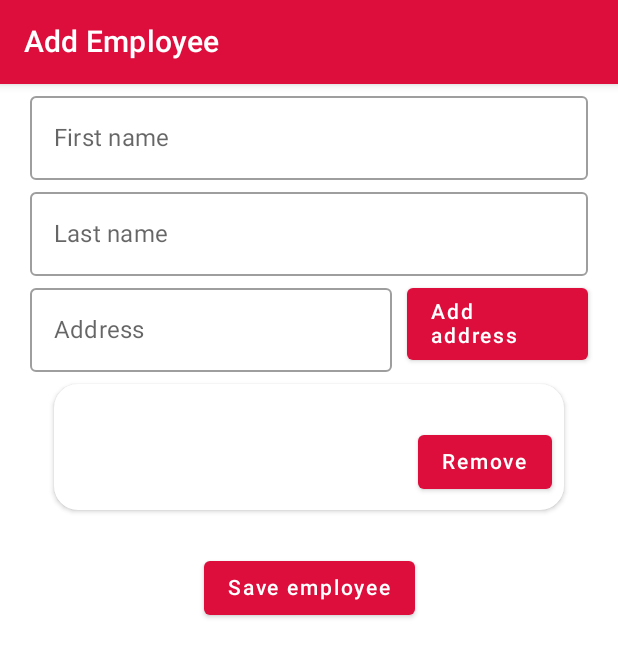
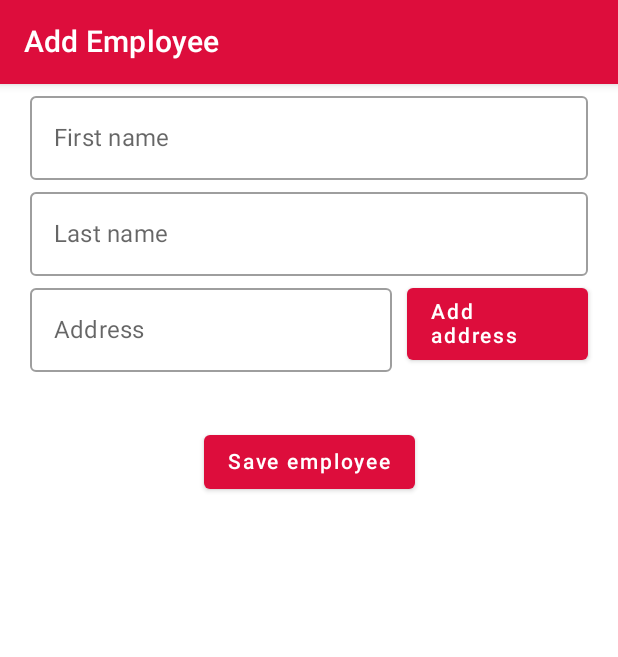
Before and after one commit to k0siara/AndroidMVIExample, an Android app built with Jetpack Compose: the screen it shows after launch (MainActivity), after a tap on "Remove", on a phone screen of 412 x 824 dp. Shown: the top 657 px of the screen. Run offline under Robolectric (Android 15) with nearby library versions, the phone set to English and light mode, and no system bars; our stand-ins replace Room's generated code, Timber, accompanist, paging; 2 statements that could not run were skipped; 1 other tap on this screen came first.

Commit message:
Refactors add employee screen, adds state handling inside composables, adds eventHandler to composables

```diff
--- a/app/src/main/java/com/patrykkosieradzki/androidmviexample/ui/App.kt
+++ b/app/src/main/java/com/patrykkosieradzki/androidmviexample/ui/App.kt
@@ -6,24 +6,17 @@ import androidx.compose.material.TopAppBar
 import androidx.compose.material.rememberScaffoldState
 import androidx.compose.runtime.Composable
 import androidx.compose.runtime.getValue
-import androidx.compose.runtime.remember
 import androidx.compose.ui.tooling.preview.Preview
 import androidx.navigation.compose.currentBackStackEntryAsState
 import androidx.navigation.compose.rememberNavController
 import com.google.accompanist.insets.ProvideWindowInsets
-import com.patrykkosieradzki.androidmviexample.ui.navigation.CustomNavControllerImpl
 import com.patrykkosieradzki.androidmviexample.ui.theme.AppTheme
 
-@Preview
 @Composable
 fun App() {
     AppTheme {
         ProvideWindowInsets {
             val navController = rememberNavController()
-            val customNavController = remember {
-                CustomNavControllerImpl(navController)
-            }
-
             val scaffoldState = rememberScaffoldState()
             val navBackStackEntry by navController.currentBackStackEntryAsState()
             val currentRoute =
--- a/app/src/main/java/com/patrykkosieradzki/androidmviexample/ui/AppDrawer.kt
+++ b/app/src/main/java/com/patrykkosieradzki/androidmviexample/ui/AppDrawer.kt
@@ -8,10 +8,8 @@ import androidx.compose.material.Text
 import androidx.compose.material.TextButton
 import androidx.compose.runtime.Composable
 import androidx.compose.ui.Modifier
-import androidx.compose.ui.tooling.preview.Preview
 import androidx.compose.ui.unit.dp
 
-@Preview
 @Composable
 fun AppDrawer(
     currentRoute: String = "",
--- a/app/src/main/java/com/patrykkosieradzki/androidmviexample/ui/add/AddEmployeeComposeViewModel.kt
+++ b/app/src/main/java/com/patrykkosieradzki/androidmviexample/ui/add/AddEmployeeComposeViewModel.kt
@@ -2,7 +2,9 @@ package com.patrykkosieradzki.androidmviexample.ui.add
 
 import com.patrykkosieradzki.androidmviexample.domain.model.Address
 import com.patrykkosieradzki.androidmviexample.domain.repositories.EmployeeRepository
+import com.patrykkosieradzki.androidmviexample.ui.add.AddEmployeeContract.Event.*
 import com.patrykkosieradzki.androidmviexample.utils.BaseComposeViewModel
+import kotlinx.coroutines.delay
 
 class AddEmployeeComposeViewModel(
     private val employeeRepository: EmployeeRepository
@@ -11,35 +13,53 @@ class AddEmployeeComposeViewModel(
         initialState = AddEmployeeContract.State.Loading()
     ) {
 
-    override fun initialize() {
-        super.initialize()
+    init {
         loadGenders()
     }
 
     override fun handleEvent(event: AddEmployeeContract.Event) {
         when (event) {
-            is AddEmployeeContract.Event.AddAddressEvent -> {
+            is UpdateFormEvent -> handleUpdateFormEvent(event)
+            is AddAddressEvent -> handleAddAddressEvent(event)
+            is RemoveAddressEvent -> handleRemoveAddressEvent(event)
+            is SaveEmployeeEvent -> handleSaveEmployeeEvent(event)
+        }
+    }
+
+    private fun handleUpdateFormEvent(event: UpdateFormEvent) {
+        updateForm(
+            firstName = event.firstName,
+            lastName = event.lastName,
+            address = event.address
+        )
+    }
+
+    private fun handleAddAddressEvent(event: AddAddressEvent) {
         updateForm(
             address = "",
             addresses = currentState.addresses.plus(Address(currentState.address))
         )
     }
-            is AddEmployeeContract.Event.RemoveAddressEvent -> {
+
+    private fun handleRemoveAddressEvent(event: RemoveAddressEvent) {
         val addresses = currentState.addresses.toMutableList()
         addresses.remove(event.address)
         updateForm(addresses = addresses)
     }
-        }
+
+    private fun handleSaveEmployeeEvent(event: SaveEmployeeEvent) {
+
     }
 
     private fun loadGenders() {
         safeLaunch {
+            delay(3000)
             val genders = employeeRepository.getGenders()
             updateUiState { AddEmployeeContract.State.Initial(genders) }
         }
     }
 
-    fun updateForm(
+    private fun updateForm(
         firstName: String? = null,
         lastName: String? = null,
         address: String? = null,
--- a/app/src/main/java/com/patrykkosieradzki/androidmviexample/ui/add/AddEmployeeContract.kt
+++ b/app/src/main/java/com/patrykkosieradzki/androidmviexample/ui/add/AddEmployeeContract.kt
@@ -10,6 +10,12 @@ class AddEmployeeContract {
     sealed class Event : UiEvent {
         object AddAddressEvent : Event()
         class RemoveAddressEvent(val address: Address) : Event()
+        class UpdateFormEvent(
+            val firstName: String? = null,
+            val lastName: String? = null,
+            val address: String? = null,
+        ) : Event()
+        object SaveEmployeeEvent : Event()
     }
 
     abstract class FormState(
--- a/app/src/main/java/com/patrykkosieradzki/androidmviexample/ui/add/AddEmployeeScreen.kt
+++ b/app/src/main/java/com/patrykkosieradzki/androidmviexample/ui/add/AddEmployeeScreen.kt
@@ -1,17 +1,11 @@
 package com.patrykkosieradzki.androidmviexample.ui.add
 
-import androidx.compose.foundation.layout.*
-import androidx.compose.foundation.lazy.LazyColumn
-import androidx.compose.foundation.lazy.items
-import androidx.compose.foundation.shape.CornerSize
-import androidx.compose.foundation.shape.RoundedCornerShape
-import androidx.compose.material.*
+import androidx.compose.material.Scaffold
 import androidx.compose.runtime.Composable
-import androidx.compose.ui.Alignment
-import androidx.compose.ui.Modifier
-import androidx.compose.ui.graphics.Color
 import androidx.compose.ui.tooling.preview.Preview
-import androidx.compose.ui.unit.dp
+import com.patrykkosieradzki.androidmviexample.ui.add.AddEmployeeContract.State.*
+import com.patrykkosieradzki.androidmviexample.ui.add.components.AddEmployeeScreenBody
+import com.patrykkosieradzki.androidmviexample.ui.composables.CenteredCircularProgressIndicator
 import com.patrykkosieradzki.androidmviexample.utils.BaseComposeScreen
 import org.koin.androidx.compose.getViewModel
 
@@ -20,99 +14,19 @@ import org.koin.androidx.compose.getViewModel
 fun AddEmployeeScreen(
     viewModel: AddEmployeeComposeViewModel = getViewModel()
 ) {
-    BaseComposeScreen(viewModel) { state ->
+    BaseComposeScreen(viewModel) { state, eventHandler ->
         Scaffold {
-            Box(modifier = Modifier.fillMaxSize()) {
-                Column(
-                    modifier = Modifier
-                        .fillMaxSize()
-                        .padding(horizontal = 20.dp),
-                    horizontalAlignment = Alignment.CenterHorizontally,
-                ) {
-                    OutlinedTextField(
-                        label = "First name",
-                        value = state.firstName,
-                        onChange = { viewModel.updateForm(firstName = it) }
+            when (state) {
+                is Initial, is FormUpdated -> {
+                    AddEmployeeScreenBody(
+                        state = state,
+                        eventHandler = eventHandler
                     )
-                    OutlinedTextField(
-                        label = "Last name",
-                        value = state.lastName,
-                        onChange = { viewModel.updateForm(lastName = it) }
-                    )
-                    Row(
-                        horizontalArrangement = Arrangement.SpaceBetween,
-                        verticalAlignment = Alignment.CenterVertically,
-                    ) {
-                        Box(
-                            Modifier.weight(2f)
-                        ) {
-                            OutlinedTextField(
-                                label = "Address",
-                                value = state.address,
-                                onChange = { viewModel.updateForm(address = it) }
-                            )
-                        }
-                        Spacer(Modifier.size(10.dp))
-                        Box(
-                            Modifier.weight(1f)
-                        ) {
-                            Button(
-                                onClick = { viewModel.handleEvent(AddEmployeeContract.Event.AddAddressEvent) },
-                            ) {
-                                Text(text = "Add address")
-                            }
-                        }
-                    }
-                    LazyColumn(
-                        contentPadding = PaddingValues(horizontal = 16.dp, vertical = 8.dp)
-                    ) {
-                        items(state.addresses) {
-                            Card(
-                                elevation = 2.dp,
-                                backgroundColor = Color.White,
-                                shape = RoundedCornerShape(corner = CornerSize(16.dp))
-                            ) {
-                                Row(
-                                    horizontalArrangement = Arrangement.SpaceBetween,
-                                    modifier = Modifier
-                                        .padding(horizontal = 8.dp, vertical = 8.dp)
-                                        .fillMaxWidth(),
-                                    verticalAlignment = Alignment.CenterVertically,
-                                ) {
-                                    Text(text = it.name)
-                                    Button(
-                                        onClick = {},
-                                        modifier = Modifier.padding(top = 20.dp)
-                                    ) {
-                                        Text(text = "Remove")
-                                    }
-                                }
-                            }
-                        }
-                    }
-                    Button(
-                        onClick = {},
-                        modifier = Modifier.padding(top = 20.dp)
-                    ) {
-                        Text(text = "Save employee")
-                    }
+                }
+                is Loading -> {
+                    CenteredCircularProgressIndicator()
                 }
             }
-
         }
     }
 }
-
-@Composable
-fun OutlinedTextField(
-    label: String = "",
-    value: String = "",
-    onChange: (String) -> Unit
-) {
-    OutlinedTextField(
-        modifier = Modifier.fillMaxWidth(),
-        value = value,
-        onValueChange = onChange,
-        label = { Text(text = label) }
-    )
-}
--- /dev/null
+++ b/app/src/main/java/com/patrykkosieradzki/androidmviexample/ui/add/components/AddEmployeeScreenBody.kt
@@ -0,0 +1,155 @@
+package com.patrykkosieradzki.androidmviexample.ui.add.components
+
+import androidx.compose.foundation.layout.*
+import androidx.compose.foundation.lazy.LazyColumn
+import androidx.compose.foundation.lazy.itemsIndexed
+import androidx.compose.foundation.shape.CornerSize
+import androidx.compose.foundation.shape.RoundedCornerShape
+import androidx.compose.material.Button
+import androidx.compose.material.Card
+import androidx.compose.material.Divider
+import androidx.compose.material.Text
+import androidx.compose.runtime.Composable
+import androidx.compose.ui.Alignment
+import androidx.compose.ui.Modifier
+import androidx.compose.ui.graphics.Color
+import androidx.compose.ui.res.stringResource
+import androidx.compose.ui.unit.dp
+import com.patrykkosieradzki.androidmviexample.R
+import com.patrykkosieradzki.androidmviexample.ui.add.AddEmployeeContract
+
+@Composable
+fun AddEmployeeScreenBody(
+    state: AddEmployeeContract.State,
+    eventHandler: (AddEmployeeContract.Event) -> Unit
+) {
+    Box(modifier = Modifier.fillMaxSize()) {
+        Column(
+            modifier = Modifier
+                .fillMaxSize()
+                .padding(horizontal = 20.dp),
+            horizontalAlignment = Alignment.CenterHorizontally,
+        ) {
+            AddEmployeeForm(
+                state = state,
+                eventHandler = eventHandler
+            )
+            Button(
+                onClick = {
+                    eventHandler.invoke(AddEmployeeContract.Event.SaveEmployeeEvent)
+                },
+                modifier = Modifier.padding(top = 20.dp)
+            ) {
+                Text(text = stringResource(id = R.string.save_employee))
+            }
+        }
+    }
+}
+
+@Composable
+fun AddEmployeeForm(
+    state: AddEmployeeContract.State,
+    eventHandler: (AddEmployeeContract.Event) -> Unit
+) {
+    Column {
+        OutlinedTextField(
+            label = stringResource(id = R.string.first_name),
+            value = state.firstName,
+            onChange = {
+                eventHandler.invoke(AddEmployeeContract.Event.UpdateFormEvent(firstName = it))
+            }
+        )
+        OutlinedTextField(
+            label = stringResource(id = R.string.last_name),
+            value = state.lastName,
+            onChange = {
+                eventHandler.invoke(AddEmployeeContract.Event.UpdateFormEvent(lastName = it))
+            }
+        )
+        Row(
+            horizontalArrangement = Arrangement.SpaceBetween,
+            verticalAlignment = Alignment.CenterVertically,
+        ) {
+            Box(
+                Modifier.weight(2f)
+            ) {
+                OutlinedTextField(
+                    label = stringResource(id = R.string.address),
+                    value = state.address,
+                    onChange = {
+                        eventHandler.invoke(AddEmployeeContract.Event.UpdateFormEvent(address = it))
+                    }
+                )
+            }
+            Spacer(Modifier.size(10.dp))
+            Box(
+                Modifier.weight(1f)
+            ) {
+                Button(
+                    onClick = {
+                        eventHandler.invoke(AddEmployeeContract.Event.AddAddressEvent)
+                    },
+                ) {
+                    Text(text = stringResource(id = R.string.add_address))
+                }
+            }
+        }
+        LazyColumn(
+            contentPadding = PaddingValues(horizontal = 16.dp, vertical = 8.dp),
+            modifier = Modifier.heightIn(max = 200.dp)
+        ) {
+            itemsIndexed(state.addresses) { index, item ->
+                EmployeeAddressListItem(
+                    name = item.name,
+                    onRemoveClicked = {
+                        eventHandler.invoke(AddEmployeeContract.Event.RemoveAddressEvent(item))
+                    }
+                )
+                if (index < state.addresses.size - 1)
+                    Divider(color = Color.Transparent, thickness = 10.dp)
+            }
+        }
+    }
+}
+
+@Composable
+fun EmployeeAddressListItem(
+    name: String,
+    onRemoveClicked: () -> Unit
+) {
+    Card(
+        elevation = 2.dp,
+        backgroundColor = Color.White,
+        shape = RoundedCornerShape(corner = CornerSize(16.dp))
+    ) {
+        Row(
+            horizontalArrangement = Arrangement.SpaceBetween,
+            modifier = Modifier
+                .padding(horizontal = 8.dp, vertical = 8.dp)
+                .fillMaxWidth(),
+            verticalAlignment = Alignment.CenterVertically,
+        ) {
+            Text(text = name)
+            Button(
+                onClick = onRemoveClicked,
+                modifier = Modifier.padding(top = 20.dp)
+            ) {
+                Text(text = stringResource(id = R.string.remove))
+            }
+        }
+    }
+}
+
+@Composable
+fun OutlinedTextField(
+    label: String = "",
+    value: String = "",
+    onChange: (String) -> Unit
+) {
+    androidx.compose.material.OutlinedTextField(
+        modifier = Modifier.fillMaxWidth(),
+        value = value,
+        onValueChange = onChange,
+        label = { Text(text = label) }
+    )
+}
--- /dev/null
+++ b/app/src/main/java/com/patrykkosieradzki/androidmviexample/ui/composables/CenteredCircularProgressIndicator.kt
@@ -0,0 +1,22 @@
+package com.patrykkosieradzki.androidmviexample.ui.composables
+
+import androidx.compose.foundation.layout.*
+import androidx.compose.material.CircularProgressIndicator
+import androidx.compose.material.MaterialTheme
+import androidx.compose.runtime.Composable
+import androidx.compose.ui.Modifier
+import androidx.compose.ui.unit.dp
+
+@Composable
+fun CenteredCircularProgressIndicator() {
+    Row(
+        modifier = Modifier
+            .fillMaxSize()
+            .padding(50.dp),
+        horizontalArrangement = Arrangement.Center
+    ) {
+        CircularProgressIndicator(
+            color = MaterialTheme.colors.primary
+        )
+    }
+}
--- a/app/src/main/java/com/patrykkosieradzki/androidmviexample/ui/navigation/CustomNavController.kt
+++ /dev/null
@@ -1,12 +0,0 @@
-package com.patrykkosieradzki.androidmviexample.ui.navigation
-
-import androidx.navigation.NavHostController
-
-interface CustomNavController {
-
-}
-
-class CustomNavControllerImpl(
-    private val navHostController: NavHostController
-) : CustomNavController {
-}
--- a/app/src/main/java/com/patrykkosieradzki/androidmviexample/utils/BaseComposeScreen.kt
+++ b/app/src/main/java/com/patrykkosieradzki/androidmviexample/utils/BaseComposeScreen.kt
@@ -11,7 +11,7 @@ import androidx.lifecycle.flowWithLifecycle
 @Composable
 fun <STATE : UiState, EVENT : UiEvent, EFFECT : UiEffect> BaseComposeScreen(
     viewModel: BaseComposeViewModel<STATE, EVENT, EFFECT>,
-    child: @Composable (state: STATE) -> Unit
+    child: @Composable (state: STATE, eventHandler: (EVENT) -> Unit) -> Unit
 ) {
     val lifecycleOwner = LocalLifecycleOwner.current
     val locationFlowLifecycleAware = remember(viewModel.uiState, lifecycleOwner) {
@@ -19,5 +19,5 @@ fun <STATE : UiState, EVENT : UiEvent, EFFECT : UiEffect> BaseComposeScreen(
     }
     val state by locationFlowLifecycleAware.collectAsState(viewModel.initialState)
 
-    child.invoke(state)
+    child.invoke(state, viewModel.eventHandler)
 }
--- a/app/src/main/java/com/patrykkosieradzki/androidmviexample/utils/BaseComposeViewModel.kt
+++ b/app/src/main/java/com/patrykkosieradzki/androidmviexample/utils/BaseComposeViewModel.kt
@@ -23,6 +23,8 @@ abstract class BaseComposeViewModel<STATE : UiState, EVENT : UiEvent, EFFECT : U
     private val _uiState: MutableStateFlow<STATE> = MutableStateFlow(initialState)
     val uiState = _uiState.asStateFlow()
 
+    val eventHandler: (EVENT) -> Unit = ::handleEvent
+
     private val _effect: Channel<EFFECT> = Channel()
     val effect = _effect.receiveAsFlow()
 
@@ -37,8 +39,6 @@ abstract class BaseComposeViewModel<STATE : UiState, EVENT : UiEvent, EFFECT : U
 //        }
     }
 
-    open fun initialize() {}
-
     protected fun navigateTo(navDirections: NavDirections) {
         safeLaunch {
             _navigationCommandEvent.send(NavigationCommand.To(navDirections))
@@ -46,10 +46,6 @@ abstract class BaseComposeViewModel<STATE : UiState, EVENT : UiEvent, EFFECT : U
     }
 
     abstract fun handleEvent(event: EVENT)
-
-//    protected open fun updateError(exception: Throwable): ErrorEvent {
-//        return ErrorEvent(exception, isInitialState && _viewState.valueNN.inProgress)
-//    }
 
     protected fun updateUiState(update: (STATE) -> STATE) {
         val newState = update(currentState)
@@ -62,20 +58,9 @@ abstract class BaseComposeViewModel<STATE : UiState, EVENT : UiEvent, EFFECT : U
         viewModelScope.launch { _effect.send(effectBuilder()) }
     }
 
-//    fun updateUiStateToSuccess() {
-//        updateUiState {
-//            @Suppress("UNCHECKED_CAST")
-//            it.toSuccess() as STATE
-//        }
-//    }
-
     protected fun safeLaunch(block: suspend CoroutineScope.() -> Unit) {
         viewModelScope.launch(handler, block = block)
     }
-
-//    protected fun showToast(text: String) {
-//        showToastEvent.fireEvent(text)
-//    }
 
     companion object {
         private const val COROUTINE_EXCEPTION_HANDLER_MESSAGE = "ExceptionHandler"
--- a/app/src/main/res/values/strings.xml
+++ b/app/src/main/res/values/strings.xml
@@ -9,5 +9,8 @@
     <string name="gender">Gender</string>
 
     <string name="address">Address</string>
+    <string name="add_address">Add address</string>
+    <string name="remove">Remove</string>
     <string name="address_hint">Enter new address</string>
+    <string name="save_employee">Save employee</string>
 </resources>
```
Lines whose indentation alone changed are shown as unchanged.
